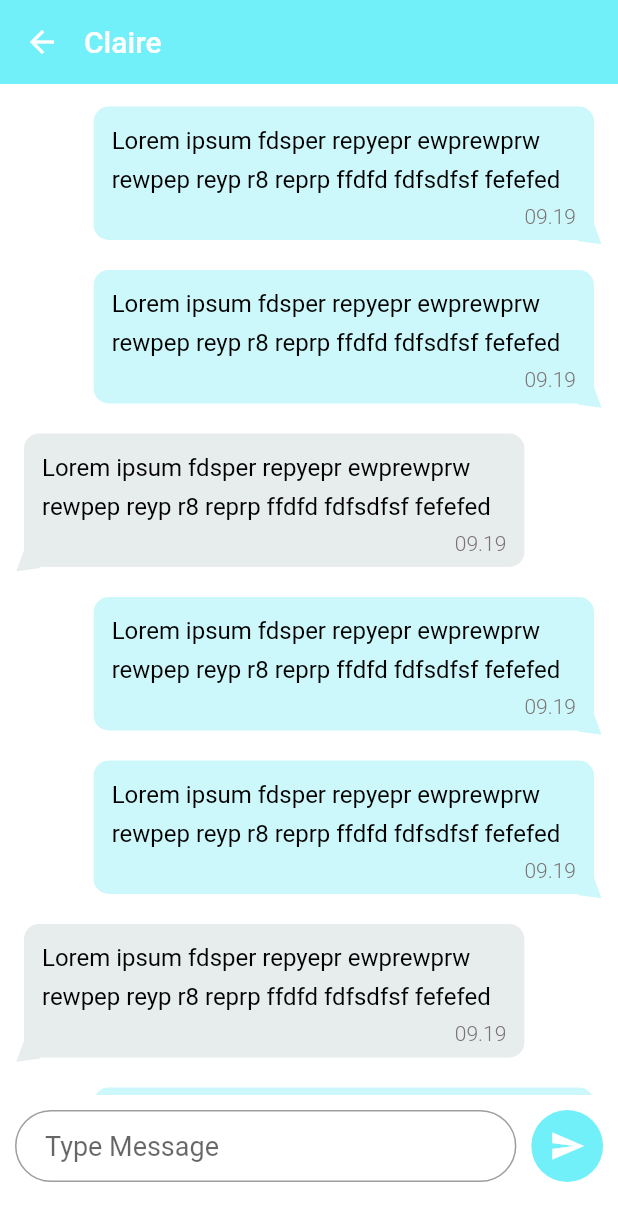
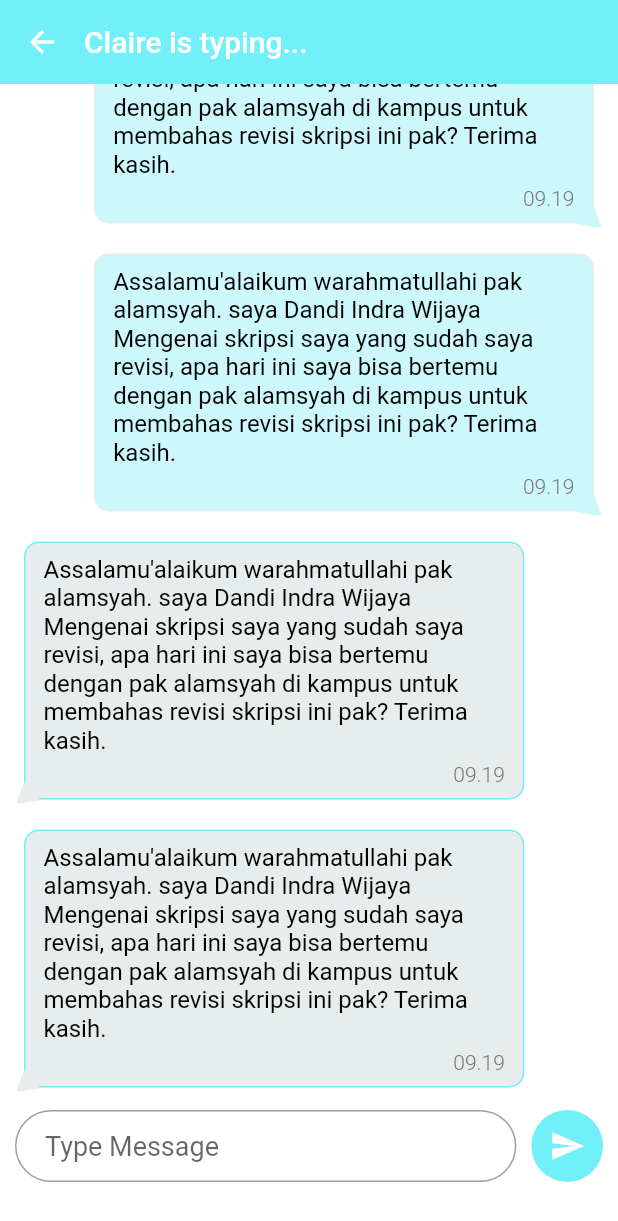
Before and after one commit to DandiIndraWijaya/realtime_chat, a Flutter app: the ChatPage screen opened by its route, on a phone screen of 412 x 824 dp. Shown: the top 1221 px of the screen. Run offline on Flutter 3.47's test engine with Material 2 defaults, Android fonts, the phone set to English and light mode, and no system bars; drawn by our look-alikes of animated_text_kit; our stand-ins replace flutter_svg, get, google_fonts.

```diff
--- a/lib/ui/pages/chat/chatPage.dart
+++ b/lib/ui/pages/chat/chatPage.dart
@@ -1,17 +1,18 @@
+import 'dart:async';
 import 'package:flutter/material.dart';
 import 'package:get/get.dart';
 import 'package:realtime_chat/shared/theme.dart';
 import 'package:flutter_svg/flutter_svg.dart';
+import 'package:animated_text_kit/animated_text_kit.dart';
 
 class ChatPage extends StatelessWidget {
   ChatPage({Key? key}) : super(key: key);
   final argumentData = Get.arguments;
   final routName = '/chat';
 
-  Widget sentChat() {
-    String message =
-        'Lorem ipsum fdsper repyepr ewprewprw rewpep reyp r8 reprp ffdfd fdfsdfsf fefefed';
+  final ScrollController _scrollController = ScrollController();
 
+  Widget sentChat(message) {
     return Container(
       margin: const EdgeInsets.only(top: 15),
       padding: const EdgeInsets.symmetric(horizontal: 10),
@@ -38,8 +39,7 @@ class ChatPage extends StatelessWidget {
                         child: Column(children: [
                           Text(
                             message,
-                            style: blackTextStyle.copyWith(
-                                height: 1.6, fontSize: 16),
+                            style: blackTextStyle.copyWith(fontSize: 16),
                           ),
                           Container(
                             alignment: Alignment.bottomRight,
@@ -53,6 +53,7 @@ class ChatPage extends StatelessWidget {
                           )
                         ]),
                         decoration: BoxDecoration(
+                            border: Border.all(color: kBGGreyColor),
                             borderRadius: BorderRadius.circular(10),
                             color: kBGBlueColor),
                       ),
@@ -71,10 +72,7 @@ class ChatPage extends StatelessWidget {
     );
   }
 
-  Widget receivedChat() {
-    String message =
-        'Lorem ipsum fdsper repyepr ewprewprw rewpep reyp r8 reprp ffdfd fdfsdfsf fefefed';
-
+  Widget receivedChat(message) {
     return Container(
       margin: const EdgeInsets.only(top: 15),
       padding: const EdgeInsets.symmetric(horizontal: 10),
@@ -94,8 +92,7 @@ class ChatPage extends StatelessWidget {
                         child: Column(children: [
                           Text(
                             message,
-                            style: blackTextStyle.copyWith(
-                                height: 1.6, fontSize: 16),
+                            style: blackTextStyle.copyWith(fontSize: 16),
                           ),
                           Container(
                             alignment: Alignment.bottomRight,
@@ -109,6 +106,7 @@ class ChatPage extends StatelessWidget {
                           )
                         ]),
                         decoration: BoxDecoration(
+                            border: Border.all(color: kPrimaryColor),
                             borderRadius: BorderRadius.circular(10),
                             color: kBGGreyColor),
                       ),
@@ -134,8 +132,35 @@ class ChatPage extends StatelessWidget {
     );
   }
 
+  var chats = [
+    {
+      "tipe": "sent",
+      "message":
+          "Assalamu'alaikum warahmatullahi pak alamsyah. saya Dandi Indra Wijaya Mengenai skripsi saya yang sudah saya revisi, apa hari ini saya bisa bertemu dengan pak alamsyah di kampus untuk membahas revisi skripsi ini pak? Terima kasih."
+    },
+    {
+      "tipe": "sent",
+      "message":
+          "Assalamu'alaikum warahmatullahi pak alamsyah. saya Dandi Indra Wijaya Mengenai skripsi saya yang sudah saya revisi, apa hari ini saya bisa bertemu dengan pak alamsyah di kampus untuk membahas revisi skripsi ini pak? Terima kasih."
+    },
+    {
+      "tipe": "received",
+      "message":
+          "Assalamu'alaikum warahmatullahi pak alamsyah. saya Dandi Indra Wijaya Mengenai skripsi saya yang sudah saya revisi, apa hari ini saya bisa bertemu dengan pak alamsyah di kampus untuk membahas revisi skripsi ini pak? Terima kasih."
+    },
+    {
+      "tipe": "received",
+      "message":
+          "Assalamu'alaikum warahmatullahi pak alamsyah. saya Dandi Indra Wijaya Mengenai skripsi saya yang sudah saya revisi, apa hari ini saya bisa bertemu dengan pak alamsyah di kampus untuk membahas revisi skripsi ini pak? Terima kasih."
+    }
+  ];
   @override
   Widget build(BuildContext context) {
+    Timer(
+        const Duration(milliseconds: 100),
+        () => _scrollController
+            .jumpTo(_scrollController.position.maxScrollExtent));
+
     return Scaffold(
       backgroundColor: kWhiteColor,
       appBar: AppBar(
@@ -143,27 +168,35 @@ class ChatPage extends StatelessWidget {
         elevation: 0,
         automaticallyImplyLeading: true,
         titleSpacing: 0,
-        title: const Text('Claire'),
+        title: Row(children: [
+          const Text('Claire'),
+          const Text(' is typing'),
+          AnimatedTextKit(
+            animatedTexts: [
+              TyperAnimatedText(
+                '...',
+                speed: const Duration(milliseconds: 200),
+              ),
+            ],
+            repeatForever: true,
+          )
+        ]),
       ),
       body: SingleChildScrollView(
           // alignment: Alignment.bottomCenter,
           child: Column(
         children: [
-          Container(
+          SizedBox(
             height: MediaQuery.of(context).size.height - 150,
-            child: ListView(
-              children: [
-                sentChat(),
-                sentChat(),
-                receivedChat(),
-                sentChat(),
-                sentChat(),
-                receivedChat(),
-                sentChat(),
-                sentChat(),
-                receivedChat(),
-              ],
-            ),
+            child: ListView.builder(
+                controller: _scrollController,
+                itemCount: chats.length,
+                itemBuilder: (context, index) {
+                  if (chats[index]["tipe"] == "sent") {
+                    return sentChat(chats[index]["message"]);
+                  }
+                  return receivedChat(chats[index]["message"]);
+                }),
           ),
           Container(
             padding: const EdgeInsets.all(10),
@@ -199,7 +232,9 @@ class ChatPage extends StatelessWidget {
                       color: kPrimaryColor),
                   child: IconButton(
                       color: kWhiteColor,
-                      onPressed: () {},
+                      onPressed: () {
+                        print('Send button pressed');
+                      },
                       icon: const Icon(Icons.send)),
                 ),
               )
--- a/pubspec.yaml
+++ b/pubspec.yaml
@@ -37,6 +37,7 @@ dependencies:
   cupertino_icons: ^1.0.2
   google_fonts: ^3.0.1
   flutter_svg: ^1.0.3
+  animated_text_kit: ^4.2.1
 
 dev_dependencies:
   flutter_test:
```
Also changed, not shown: pubspec.lock.
